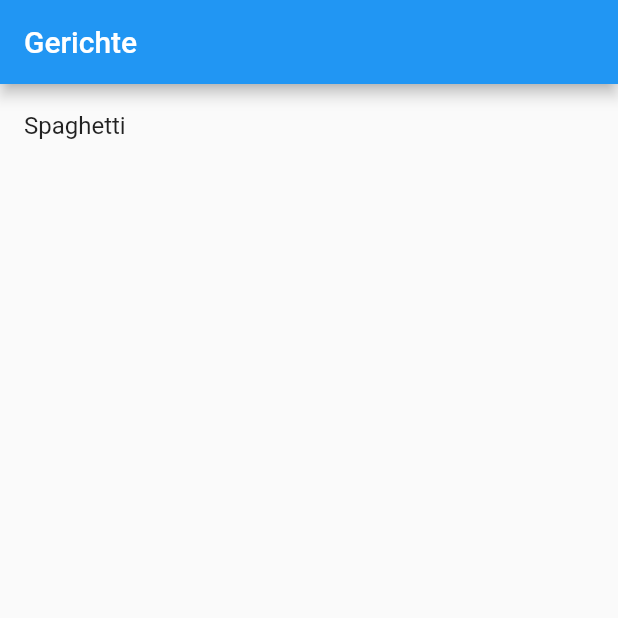
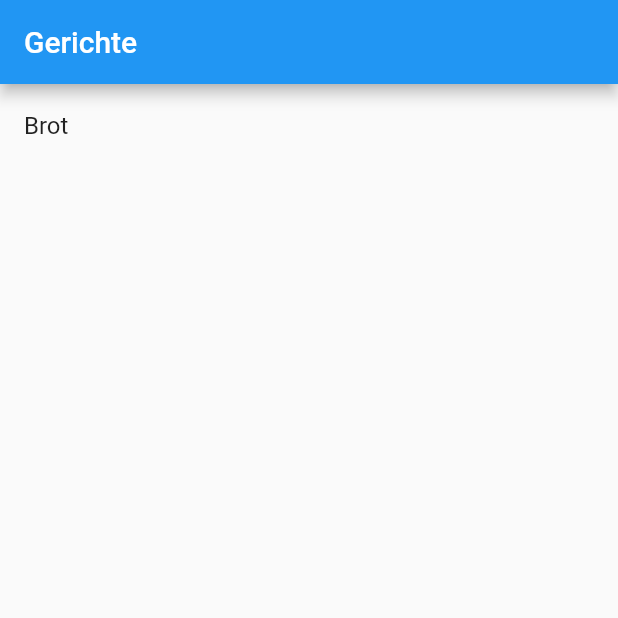
Before and after one commit to andyjocham/wasgibtsheute, a Flutter app: the screen it shows after launch, swiped to page 2, on a phone screen of 412 x 824 dp, the top half of it. Run offline on Flutter 3.47's test engine with Material 2 defaults, Android fonts, the phone set to English and light mode, and no system bars; drawn by our look-alikes of flutter_slidable.

Commit message:
add Item funktioniert

```diff
--- /dev/null
+++ b/lib/config.dart
@@ -0,0 +1,20 @@
+// ignore_for_file: public_member_api_docs, sort_constructors_first
+
+import 'package:flutter/material.dart';
+
+import 'models/list_item.dart';
+
+class Configuration extends InheritedWidget {
+  final List<ListItem> gerichtelisteList;
+
+  const Configuration({
+    super.key,
+    required Widget child,
+    required this.gerichtelisteList,
+  }) : super(child: child);
+
+  @override
+  bool updateShouldNotify(Configuration oldWidget) {
+    return gerichtelisteList != oldWidget.gerichtelisteList;
+  }
+}
--- a/lib/my_app.dart
+++ b/lib/my_app.dart
@@ -1,6 +1,8 @@
 // ignore_for_file: prefer_const_constructors, prefer_const_literals_to_create_immutables
 
 import 'package:flutter/material.dart';
+import 'package:was_gibts_heute/config.dart';
+import 'package:was_gibts_heute/models/list_item.dart';
 import 'package:was_gibts_heute/pages/addItem_screen.dart';
 import 'package:was_gibts_heute/pages/home_screen.dart';
 import 'package:was_gibts_heute/pages/database.dart';
@@ -10,7 +12,11 @@ class MyApp extends StatelessWidget {
 
   @override
   Widget build(BuildContext context) {
-    return MaterialApp(
+    return Configuration(
+      gerichtelisteList: [
+        ListItem(name: "Brot"),
+      ],
+      child: MaterialApp(
           title: "Was gibts heute?",
           theme: ThemeData(
             primarySwatch: Colors.blue,
@@ -20,7 +26,8 @@ class MyApp extends StatelessWidget {
             '/': (context) => NavigatorPage(),
             '/add': (context) => AddItemScreen(),
             '/data': (context) => Gerichteliste(),
-        });
+          }),
+    );
   }
 }
 
--- a/lib/pages/database.dart
+++ b/lib/pages/database.dart
@@ -1,6 +1,6 @@
 import 'package:flutter/material.dart';
 import 'package:flutter_slidable/flutter_slidable.dart';
-import '../models/list_item.dart';
+import 'package:was_gibts_heute/config.dart';
 
 class Gerichteliste extends StatefulWidget {
   const Gerichteliste({Key? key}) : super(key: key);
@@ -9,16 +9,18 @@ class Gerichteliste extends StatefulWidget {
 }
 
 class _GerichtelisteState extends State<Gerichteliste> {
-  List<ListItem> gerichtelisteList = [ListItem(name: "Spaghetti")];
-
   @override
   Widget build(BuildContext context) {
+    final gerichteliste = context
+        .dependOnInheritedWidgetOfExactType<Configuration>()!
+        .gerichtelisteList;
+
     return Scaffold(
       appBar: AppBar(
         title: const Text("Gerichte"),
       ),
       body: ListView.builder(
-          itemCount: gerichtelisteList.length,
+          itemCount: gerichteliste.length,
           itemBuilder: (context, index) {
             return Slidable(
               endActionPane: ActionPane(
@@ -35,7 +37,7 @@ class _GerichtelisteState extends State<Gerichteliste> {
                   SlidableAction(
                     onPressed: (context) {
                       setState(() {
-                        gerichtelisteList.removeAt(index);
+                        gerichteliste.removeAt(index);
                       });
                     },
                     backgroundColor: const Color(0xFFF70929),
@@ -46,13 +48,13 @@ class _GerichtelisteState extends State<Gerichteliste> {
                 ],
               ),
               child: ListTile(
-                title: Text(gerichtelisteList[index].name),
+                title: Text(gerichteliste[index].name),
               ),
             );
           }),
       floatingActionButton: FloatingActionButton(
         onPressed: () {
-          Navigator.pushNamed(context, '/add');
+          Navigator.pushNamed(context, '/add').then((value) => setState(() {}));
         },
         child: const Icon(Icons.add),
       ),
```
Also changed, not shown: lib/pages/addItem_screen.dart (+19 -4 lines). Lines whose indentation alone changed are shown as unchanged.
